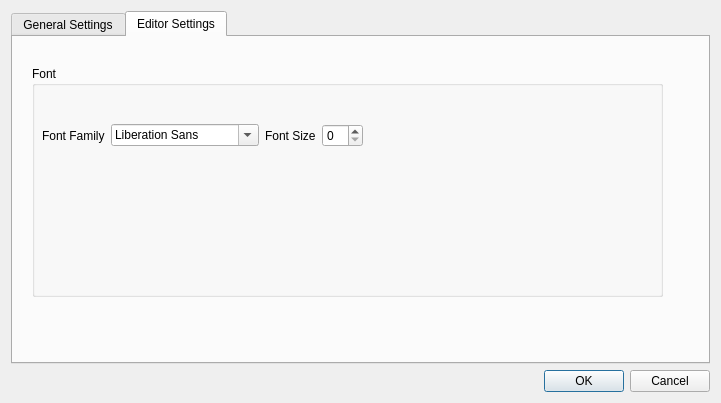
Above: src/ui/preferenceswindow.ui from ChungZH/notepanda before the change. Below: the same form after it.
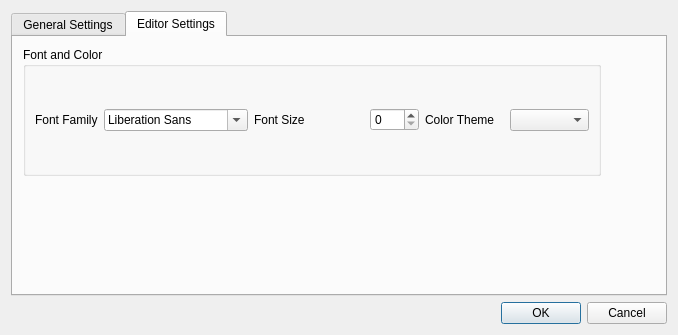
That is the form after the change.

Commit message: feat: custom highlight theme

Patch:
```diff
--- a/src/ui/preferenceswindow.ui
+++ b/src/ui/preferenceswindow.ui
@@ -6,8 +6,8 @@
    <rect>
     <x>0</x>
     <y>0</y>
-    <width>721</width>
-    <height>403</height>
+    <width>678</width>
+    <height>335</height>
    </rect>
   </property>
   <property name="windowTitle">
@@ -72,30 +72,26 @@
       <widget class="QWidget" name="gridLayoutWidget_2">
        <property name="geometry">
         <rect>
-         <x>19</x>
-         <y>29</y>
-         <width>631</width>
-         <height>231</height>
+         <x>10</x>
+         <y>10</y>
+         <width>578</width>
+         <height>129</height>
         </rect>
        </property>
        <layout class="QGridLayout" name="gridLayout_2">
         <item row="0" column="0">
          <widget class="QGroupBox" name="groupBox_2">
           <property name="title">
-           <string>Font</string>
+           <string>Font and Color</string>
           </property>
-          <widget class="QWidget" name="gridLayoutWidget_3">
-           <property name="geometry">
-            <rect>
-             <x>10</x>
-             <y>30</y>
-             <width>321</width>
-             <height>80</height>
-            </rect>
-           </property>
-           <layout class="QGridLayout" name="gridLayout_4" rowstretch="0">
+          <layout class="QGridLayout" name="gridLayout_7">
             <item row="0" column="0">
-             <layout class="QHBoxLayout" name="horizontalLayout_2">
+            <layout class="QGridLayout" name="gridLayout_4" rowstretch="0,0">
+             <item row="0" column="0">
+              <layout class="QHBoxLayout" name="horizontalLayout_2" stretch="0,0">
+               <property name="spacing">
+                <number>6</number>
+               </property>
               <item>
                <widget class="QLabel" name="label_2">
                 <property name="text">
@@ -104,14 +100,27 @@
                </widget>
               </item>
               <item>
-               <widget class="QFontComboBox" name="fontComboBox"/>
+                <widget class="QFontComboBox" name="fontComboBox">
+                 <property name="maximumSize">
+                  <size>
+                   <width>144</width>
+                   <height>16777215</height>
+                  </size>
+                 </property>
+                </widget>
               </item>
              </layout>
             </item>
             <item row="0" column="1">
-             <layout class="QHBoxLayout" name="horizontalLayout_3">
+              <layout class="QHBoxLayout" name="horizontalLayout_3" stretch="0,0">
               <item>
                <widget class="QLabel" name="label_3">
+                 <property name="minimumSize">
+                  <size>
+                   <width>110</width>
+                   <height>0</height>
+                  </size>
+                 </property>
                 <property name="text">
                  <string>Font Size</string>
                 </property>
@@ -122,9 +131,33 @@
               </item>
              </layout>
             </item>
-           </layout>
-          </widget>
-         </widget>
+             <item row="0" column="2">
+              <layout class="QHBoxLayout" name="horizontalLayout_4" stretch="0,0">
+               <property name="spacing">
+                <number>6</number>
+               </property>
+               <item>
+                <widget class="QLabel" name="label_4">
+                 <property name="minimumSize">
+                  <size>
+                   <width>78</width>
+                   <height>76</height>
+                  </size>
+                 </property>
+                 <property name="text">
+                  <string>Color Theme</string>
+                 </property>
+                </widget>
+               </item>
+               <item>
+                <widget class="QComboBox" name="colorCombo"/>
+               </item>
+              </layout>
+             </item>
+            </layout>
+           </item>
+          </layout>
+         </widget>
         </item>
        </layout>
       </widget>
```
Left out of the diff: 52 changed lines with no effect on the pictures. Lines whose indentation alone changed are shown as unchanged. The commit also changes 7 other files.
